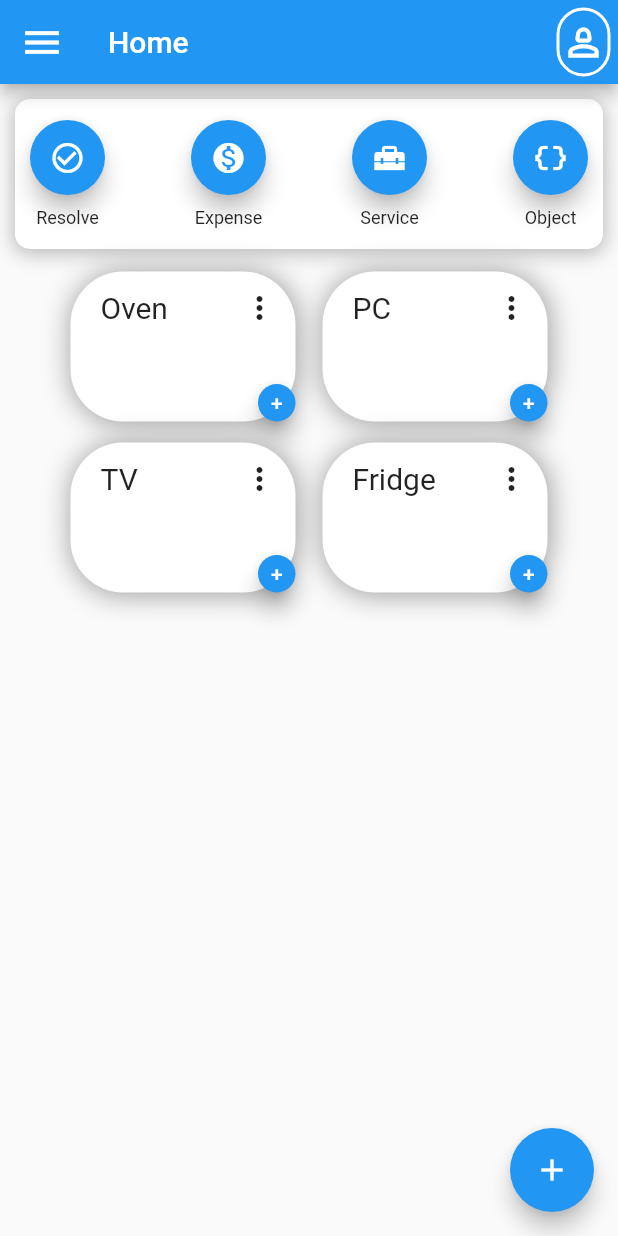
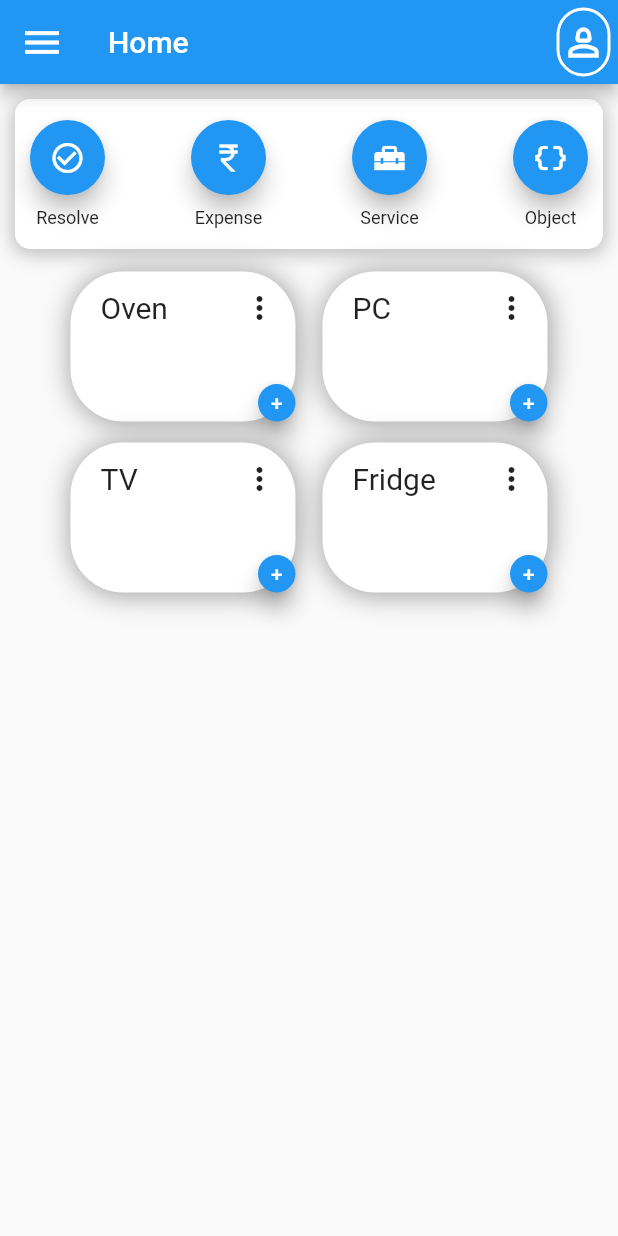
Before and after one commit to Aditya-Y-29/DEP, a Flutter app: the CommunityPage screen opened directly, on a phone screen of 412 x 824 dp. Run offline on Flutter 3.47's test engine with Material 2 defaults, Android fonts, the phone set to English and light mode, and no system bars.

Commit message:
minor changes before state management

```diff
--- a/hello_world/lib/Pages/community_page.dart
+++ b/hello_world/lib/Pages/community_page.dart
@@ -28,6 +28,14 @@ class _CommunityPageState extends State<CommunityPage> {
         ),
         title: const Text("Home"),
         actions:  [
+          GestureDetector(
+            onTap: () {
+              Navigator.push(
+                context,
+                MaterialPageRoute(builder: (context) => const ProfilePage()),
+              );
+            },
+            child:
               Container(
                 margin: const EdgeInsets.all(5),
                 padding: const EdgeInsets.all(1),
@@ -40,6 +48,7 @@ class _CommunityPageState extends State<CommunityPage> {
                 ),
                 child: Icon(Icons.person_2_outlined, size: 30,),
               )
+          ),
         ],
       ),
       body: Consumer<DataProvider>(
@@ -96,7 +105,7 @@ class _CommunityPageState extends State<CommunityPage> {
                             width: 50,
                             child: FloatingActionButton(
                               onPressed: () {},
-                              child: const Icon(Icons.monetization_on_sharp),
+                              child: const Icon(Icons.currency_rupee_outlined),
                             ),
                           ),
                           const Text(
@@ -175,15 +184,6 @@ class _CommunityPageState extends State<CommunityPage> {
           );
         },
       ),
-      floatingActionButton: FloatingActionButton(
-        onPressed: () {
-          Navigator.push(
-            context,
-            MaterialPageRoute(builder: (context) => const ProfilePage()),
-          );
-        },
-        child: const Icon(Icons.add),
-      )
     );
   }
 }
--- a/hello_world/lib/screens/add_expense.dart
+++ b/hello_world/lib/screens/add_expense.dart
@@ -54,7 +54,7 @@ class ExpenseData extends State<ExpenseScreen> {
 
                 DropdownButtonFormField<String>(
                   decoration: const InputDecoration(
-                    icon: Icon(Icons.home),
+                    icon: Icon(Icons.home_work),
                     hintText: 'Community',
                     border: OutlineInputBorder(
                       borderRadius: BorderRadius.all(Radius.circular(10.0)),
--- a/hello_world/lib/screens/add_object.dart
+++ b/hello_world/lib/screens/add_object.dart
@@ -50,7 +50,7 @@ class ObjectData extends State<ObjectScreen> {
 
                   DropdownButtonFormField<String>(
                     decoration: const InputDecoration(
-                      icon: Icon(Icons.home),
+                      icon: Icon(Icons.home_work),
                       hintText: 'Community',
                       border: OutlineInputBorder(
                         borderRadius: BorderRadius.all(Radius.circular(10.0)),
@@ -79,8 +79,8 @@ class ObjectData extends State<ObjectScreen> {
                       border: OutlineInputBorder(
                         borderRadius: BorderRadius.all(Radius.circular(10.0)),
                       ),
-                      icon: Icon(Icons.home_work),
-                      hintText: 'Enter the Community Name',
+                      icon: Icon(Icons.data_object),
+                      hintText: 'Enter the Object Name',
                     ),
                     controller: objectName,
                   ),
--- a/hello_world/lib/screens/add_service.dart
+++ b/hello_world/lib/screens/add_service.dart
@@ -54,7 +54,7 @@ class ServiceData extends State<ServiceScreen> {
 
                   DropdownButtonFormField<String>(
                     decoration: const InputDecoration(
-                      icon: Icon(Icons.home),
+                      icon: Icon(Icons.home_work),
                       hintText: 'Community',
                       border: OutlineInputBorder(
                         borderRadius: BorderRadius.all(Radius.circular(10.0)),
```
Lines whose indentation alone changed are shown as unchanged.
